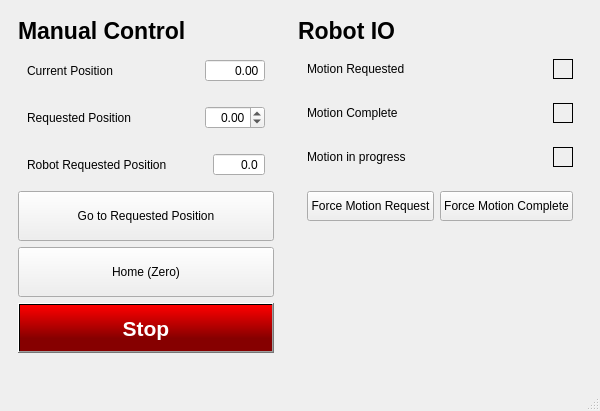
Above: user_interface/user_interface.ui from Ionic-TG/ForceControl_HMI before the change. Below: the same form after it.
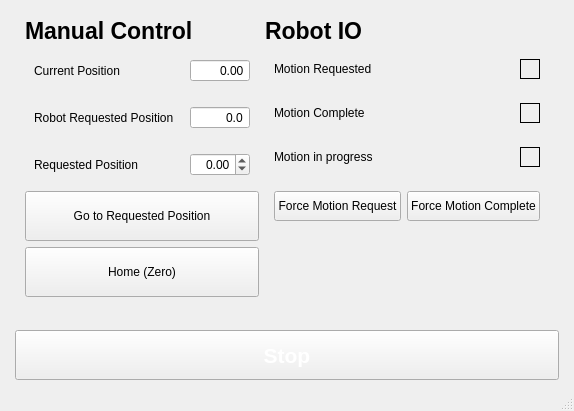
That is the form after the change.

What changed in the file:
```diff
--- a/user_interface/user_interface.ui
+++ b/user_interface/user_interface.ui
@@ -6,7 +6,7 @@
    <rect>
     <x>0</x>
     <y>0</y>
-    <width>569</width>
+    <width>535</width>
     <height>411</height>
    </rect>
   </property>
@@ -14,10 +14,37 @@
    <string>MainWindow</string>
   </property>
   <widget class="QWidget" name="centralwidget">
+   <layout class="QVBoxLayout" name="verticalLayout_3">
+    <property name="leftMargin">
+     <number>15</number>
+    </property>
+    <property name="rightMargin">
+     <number>15</number>
+    </property>
+    <item>
+     <widget class="QWidget" name="widget_10" native="true">
    <layout class="QHBoxLayout" name="horizontalLayout">
+       <property name="leftMargin">
+        <number>10</number>
+       </property>
+       <property name="topMargin">
+        <number>0</number>
+       </property>
+       <property name="rightMargin">
+        <number>10</number>
+       </property>
+       <property name="bottomMargin">
+        <number>0</number>
+       </property>
     <item>
      <widget class="QWidget" name="widget_2" native="true">
       <layout class="QVBoxLayout" name="verticalLayout">
+          <property name="leftMargin">
+           <number>0</number>
+          </property>
+          <property name="rightMargin">
+           <number>0</number>
+          </property>
        <item>
         <widget class="QLabel" name="label_5">
          <property name="maximumSize">
@@ -66,6 +93,12 @@
           </item>
           <item>
            <widget class="QDoubleSpinBox" name="doubleSpinBox">
+               <property name="minimumSize">
+                <size>
+                 <width>60</width>
+                 <height>0</height>
+                </size>
+               </property>
             <property name="maximumSize">
              <size>
               <width>60</width>
@@ -75,6 +108,9 @@
             <property name="alignment">
              <set>Qt::AlignRight|Qt::AlignTrailing|Qt::AlignVCenter</set>
             </property>
+               <property name="readOnly">
+                <bool>true</bool>
+               </property>
             <property name="buttonSymbols">
              <enum>QAbstractSpinBox::NoButtons</enum>
             </property>
@@ -92,57 +128,6 @@
          </layout>
         </widget>
        </item>
-       <item>
-        <widget class="QWidget" name="widget_5" native="true">
-         <layout class="QHBoxLayout" name="horizontalLayout_4">
-          <item>
-           <widget class="QLabel" name="label_8">
-            <property name="text">
-             <string>Requested Position</string>
-            </property>
-           </widget>
-          </item>
-          <item>
-           <spacer name="horizontalSpacer_3">
-            <property name="orientation">
-             <enum>Qt::Horizontal</enum>
-            </property>
-            <property name="sizeType">
-             <enum>QSizePolicy::Minimum</enum>
-            </property>
-            <property name="sizeHint" stdset="0">
-             <size>
-              <width>40</width>
-              <height>20</height>
-             </size>
-            </property>
-           </spacer>
-          </item>
-          <item>
-           <widget class="QDoubleSpinBox" name="doubleSpinBox_3">
-            <property name="maximumSize">
-             <size>
-              <width>60</width>
-              <height>16777215</height>
-             </size>
-            </property>
-            <property name="alignment">
-             <set>Qt::AlignRight|Qt::AlignTrailing|Qt::AlignVCenter</set>
-            </property>
-            <property name="decimals">
-             <number>2</number>
-            </property>
-            <property name="minimum">
-             <double>-5000.000000000000000</double>
-            </property>
-            <property name="maximum">
-             <double>5000.000000000000000</double>
-            </property>
-           </widget>
-          </item>
-         </layout>
-        </widget>
-       </item>
        <item>
         <widget class="QWidget" name="widget_6" native="true">
          <layout class="QHBoxLayout" name="horizontalLayout_5">
@@ -163,7 +148,7 @@
             </property>
             <property name="sizeHint" stdset="0">
              <size>
-              <width>40</width>
+                 <width>10</width>
               <height>20</height>
              </size>
             </property>
@@ -171,6 +156,12 @@
           </item>
           <item>
            <widget class="QDoubleSpinBox" name="doubleSpinBox_4">
+               <property name="minimumSize">
+                <size>
+                 <width>60</width>
+                 <height>0</height>
+                </size>
+               </property>
             <property name="maximumSize">
              <size>
               <width>60</width>
@@ -180,6 +171,9 @@
             <property name="alignment">
              <set>Qt::AlignRight|Qt::AlignTrailing|Qt::AlignVCenter</set>
             </property>
+               <property name="readOnly">
+                <bool>true</bool>
+               </property>
             <property name="buttonSymbols">
              <enum>QAbstractSpinBox::NoButtons</enum>
             </property>
@@ -197,6 +191,57 @@
          </layout>
         </widget>
        </item>
+          <item>
+           <widget class="QWidget" name="widget_5" native="true">
+            <layout class="QHBoxLayout" name="horizontalLayout_4">
+             <item>
+              <widget class="QLabel" name="label_8">
+               <property name="text">
+                <string>Requested Position</string>
+               </property>
+              </widget>
+             </item>
+             <item>
+              <spacer name="horizontalSpacer_3">
+               <property name="orientation">
+                <enum>Qt::Horizontal</enum>
+               </property>
+               <property name="sizeType">
+                <enum>QSizePolicy::Minimum</enum>
+               </property>
+               <property name="sizeHint" stdset="0">
+                <size>
+                 <width>40</width>
+                 <height>20</height>
+                </size>
+               </property>
+              </spacer>
+             </item>
+             <item>
+              <widget class="QDoubleSpinBox" name="doubleSpinBox_3">
+               <property name="maximumSize">
+                <size>
+                 <width>60</width>
+                 <height>16777215</height>
+                </size>
+               </property>
+               <property name="alignment">
+                <set>Qt::AlignRight|Qt::AlignTrailing|Qt::AlignVCenter</set>
+               </property>
+               <property name="decimals">
+                <number>2</number>
+               </property>
+               <property name="minimum">
+                <double>-5000.000000000000000</double>
+               </property>
+               <property name="maximum">
+                <double>5000.000000000000000</double>
+               </property>
+              </widget>
+             </item>
+            </layout>
+           </widget>
+          </item>
        <item>
         <widget class="QPushButton" name="pushButton">
          <property name="minimumSize">
@@ -223,36 +268,6 @@
          </property>
         </widget>
        </item>
-       <item>
-        <widget class="QPushButton" name="pushButton_3">
-         <property name="minimumSize">
-          <size>
-           <width>0</width>
-           <height>50</height>
-          </size>
-         </property>
-         <property name="font">
-          <font>
-           <pointsize>16</pointsize>
-           <weight>75</weight>
-           <bold>true</bold>
-          </font>
-         </property>
-         <property name="autoFillBackground">
-          <bool>false</bool>
-         </property>
-         <property name="styleSheet">
-          <string notr="true">background-color: qlineargradient(spread:pad, x1:0, y1:0, x2:0, y2:0.727273, stop:0 rgba(255, 0, 0, 255), stop:1 rgba(134, 0, 0, 255));
-color: rgb(255, 255, 255);</string>
-         </property>
-         <property name="text">
-          <string>Stop</string>
-         </property>
-         <property name="shortcut">
-          <string>Space</string>
-         </property>
-        </widget>
-       </item>
        <item>
         <spacer name="verticalSpacer">
          <property name="orientation">
@@ -272,6 +287,12 @@
     <item>
      <widget class="QWidget" name="widget" native="true">
       <layout class="QVBoxLayout" name="verticalLayout_2">
+          <property name="leftMargin">
+           <number>0</number>
+          </property>
+          <property name="rightMargin">
+           <number>0</number>
+          </property>
        <item>
         <widget class="QLabel" name="label_4">
          <property name="maximumSize">
@@ -510,12 +531,44 @@
     </item>
    </layout>
   </widget>
+    </item>
+    <item>
+     <widget class="QPushButton" name="pushButton_3">
+      <property name="minimumSize">
+       <size>
+        <width>0</width>
+        <height>50</height>
+       </size>
+      </property>
+      <property name="font">
+       <font>
+        <pointsize>16</pointsize>
+        <weight>75</weight>
+        <bold>true</bold>
+       </font>
+      </property>
+      <property name="autoFillBackground">
+       <bool>false</bool>
+      </property>
+      <property name="styleSheet">
+       <string notr="true">color: white;</string>
+      </property>
+      <property name="text">
+       <string>Stop</string>
+      </property>
+      <property name="shortcut">
+       <string>Space</string>
+      </property>
+     </widget>
+    </item>
+   </layout>
+  </widget>
   <widget class="QMenuBar" name="menubar">
    <property name="geometry">
     <rect>
      <x>0</x>
      <y>0</y>
-     <width>569</width>
+     <width>535</width>
      <height>21</height>
     </rect>
    </property>
```
Lines whose indentation alone changed are shown as unchanged.
